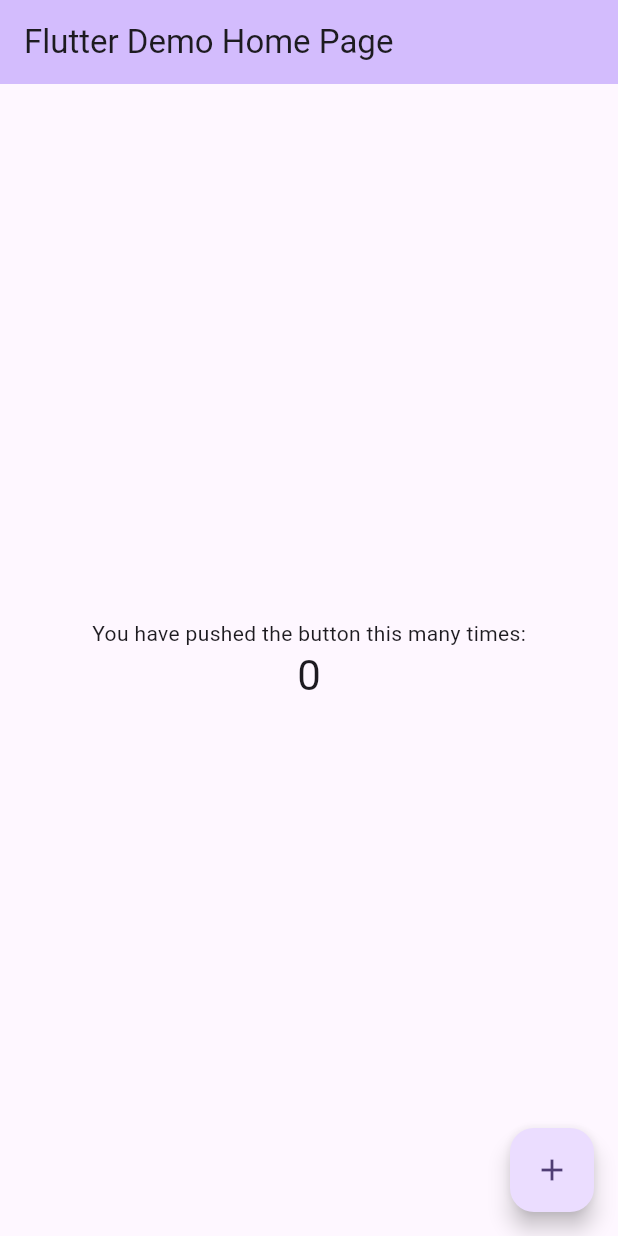
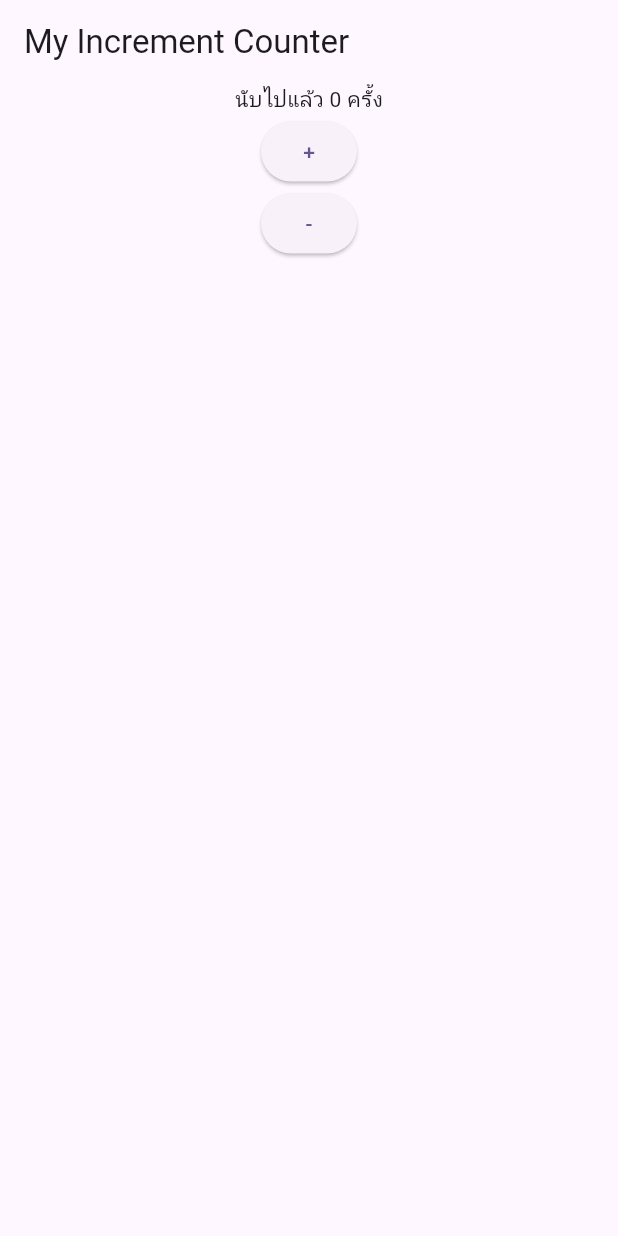
Before and after one commit to tkeatkaew/flutter_application_2, a Flutter app: the screen it shows after launch, on a phone screen of 412 x 824 dp. Run offline on Flutter 3.47's test engine with Material 3 defaults, Android fonts, the phone set to English and light mode, and no system bars.

Commit message:
2nd commit

```diff
--- a/lib/main.dart
+++ b/lib/main.dart
@@ -1,4 +1,5 @@
 import 'package:flutter/material.dart';
+import 'package:flutter_application_2/screen/my_home_page.dart';
 
 void main() {
   runApp(const MyApp());
@@ -11,115 +12,12 @@ class MyApp extends StatelessWidget {
   @override
   Widget build(BuildContext context) {
     return MaterialApp(
-      title: 'Flutter Demo',
+      title: 'Flutter Demo2',
       theme: ThemeData(
-        // This is the theme of your application.
-        //
-        // TRY THIS: Try running your application with "flutter run". You'll see
-        // the application has a purple toolbar. Then, without quitting the app,
-        // try changing the seedColor in the colorScheme below to Colors.green
-        // and then invoke "hot reload" (save your changes or press the "hot
-        // reload" button in a Flutter-supported IDE, or press "r" if you used
-        // the command line to start the app).
-        //
-        // Notice that the counter didn't reset back to zero; the application
-        // state is not lost during the reload. To reset the state, use hot
-        // restart instead.
-        //
-        // This works for code too, not just values: Most code changes can be
-        // tested with just a hot reload.
         colorScheme: ColorScheme.fromSeed(seedColor: Colors.deepPurple),
         useMaterial3: true,
       ),
-      home: const MyHomePage(title: 'Flutter Demo Home Page'),
+      home: const MyHomePage(),
     );
   }
 }
-
-class MyHomePage extends StatefulWidget {
-  const MyHomePage({super.key, required this.title});
-
-  // This widget is the home page of your application. It is stateful, meaning
-  // that it has a State object (defined below) that contains fields that affect
-  // how it looks.
-
-  // This class is the configuration for the state. It holds the values (in this
-  // case the title) provided by the parent (in this case the App widget) and
-  // used by the build method of the State. Fields in a Widget subclass are
-  // always marked "final".
-
-  final String title;
-
-  @override
-  State<MyHomePage> createState() => _MyHomePageState();
-}
-
-class _MyHomePageState extends State<MyHomePage> {
-  int _counter = 0;
-
-  void _incrementCounter() {
-    setState(() {
-      // This call to setState tells the Flutter framework that something has
-      // changed in this State, which causes it to rerun the build method below
-      // so that the display can reflect the updated values. If we changed
-      // _counter without calling setState(), then the build method would not be
-      // called again, and so nothing would appear to happen.
-      _counter++;
-    });
-  }
-
-  @override
-  Widget build(BuildContext context) {
-    // This method is rerun every time setState is called, for instance as done
-    // by the _incrementCounter method above.
-    //
-    // The Flutter framework has been optimized to make rerunning build methods
-    // fast, so that you can just rebuild anything that needs updating rather
-    // than having to individually change instances of widgets.
-    return Scaffold(
-      appBar: AppBar(
-        // TRY THIS: Try changing the color here to a specific color (to
-        // Colors.amber, perhaps?) and trigger a hot reload to see the AppBar
-        // change color while the other colors stay the same.
-        backgroundColor: Theme.of(context).colorScheme.inversePrimary,
-        // Here we take the value from the MyHomePage object that was created by
-        // the App.build method, and use it to set our appbar title.
-        title: Text(widget.title),
-      ),
-      body: Center(
-        // Center is a layout widget. It takes a single child and positions it
-        // in the middle of the parent.
-        child: Column(
-          // Column is also a layout widget. It takes a list of children and
-          // arranges them vertically. By default, it sizes itself to fit its
-          // children horizontally, and tries to be as tall as its parent.
-          //
-          // Column has various properties to control how it sizes itself and
-          // how it positions its children. Here we use mainAxisAlignment to
-          // center the children vertically; the main axis here is the vertical
-          // axis because Columns are vertical (the cross axis would be
-          // horizontal).
-          //
-          // TRY THIS: Invoke "debug painting" (choose the "Toggle Debug Paint"
-          // action in the IDE, or press "p" in the console), to see the
-          // wireframe for each widget.
-          mainAxisAlignment: MainAxisAlignment.center,
-          children: <Widget>[
-            const Text(
-              'You have pushed the button this many times:',
-            ),
-            Text(
-              '$_counter',
-              style: Theme.of(context).textTheme.headlineMedium,
-            ),
-          ],
-        ),
-      ),
-      floatingActionButton: FloatingActionButton(
-        onPressed: _incrementCounter,
-        tooltip: 'Increment',
-        child: const Icon(Icons.add),
-      ), // This trailing comma makes auto-formatting nicer for build methods.
-    );
-  }
-}
--- /dev/null
+++ b/lib/screen/my_home_page.dart
@@ -0,0 +1,45 @@
+import 'package:flutter/material.dart';
+
+class MyHomePage extends StatefulWidget {
+  const MyHomePage({super.key});
+
+  @override
+  State<MyHomePage> createState() => _MyHomePageState();
+}
+
+class _MyHomePageState extends State<MyHomePage> {
+  int _counter = 0;
+
+  void _incrementCounter() {
+    setState(() {
+      _counter++;
+    });
+  }
+
+  void _decrementCounter() {
+    setState(() {
+      if (_counter > 0) _counter--;
+    });
+  }
+
+  @override
+  Widget build(BuildContext context) {
+    return Scaffold(
+      appBar: AppBar(
+        title: Text("My Increment Counter"),
+      ),
+      body: Center(
+        child: Column(
+          children: [
+            Text("นับไปแล้ว $_counter ครั้ง"),
+            ElevatedButton(onPressed: _incrementCounter, child: Text("+")),
+            ElevatedButton(onPressed: _decrementCounter, child: Text("-")),
+          ],
+        ),
+      ),
+    );
+
+
+
+  }
+}
```
Also changed, not shown: pubspec.lock.
